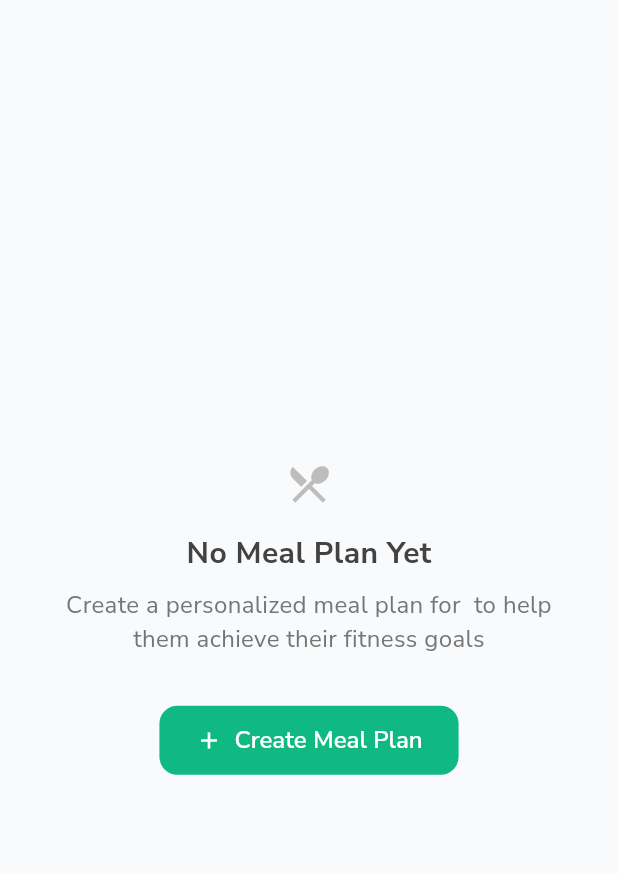
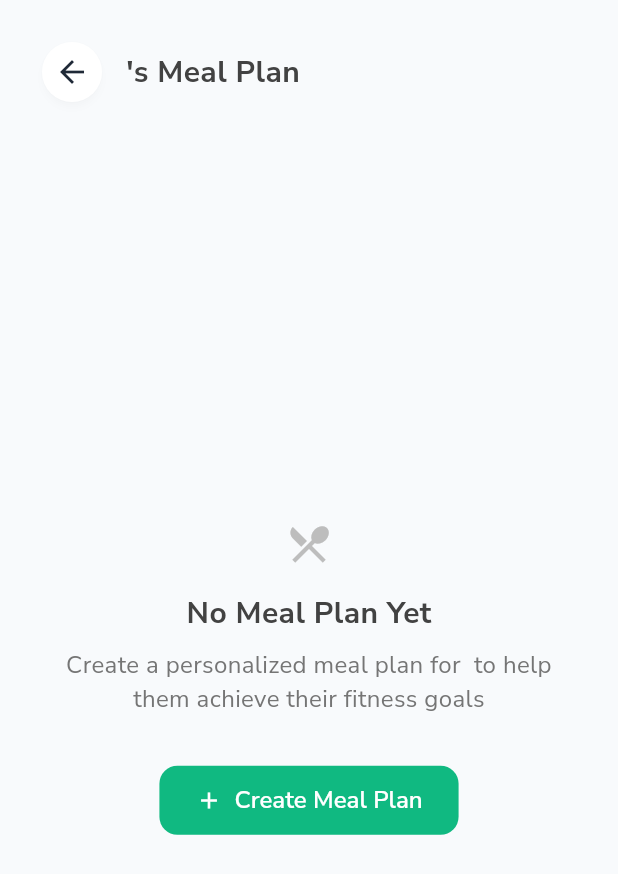
Before and after one commit to mahmoudal99/moctarnutrition, a Flutter app: the AdminUserMealPlanScreen widget shown alone on an empty page, opened directly with empty values, on a phone screen of 412 x 824 dp. Shown: the top 874 px of the screen. Run offline on Flutter 3.47's test engine with Material 3 defaults, Android fonts, the phone set to English and light mode, and no system bars; our stand-ins replace cached_network_image, cloud_firestore, firebase_auth, firebase_core, firebase_storage, fl_chart and 10 more; missing offline and left inert: flutter_floating_bottom_bar; accounts and stored records are empty; project files that could hold a hidden picture were left out.

Commit message:
Add back buttons

```diff
--- a/lib/features/admin/presentation/screens/admin_user_meal_plan_screen.dart
+++ b/lib/features/admin/presentation/screens/admin_user_meal_plan_screen.dart
@@ -21,9 +21,42 @@ class AdminUserMealPlanScreen extends StatelessWidget {
   @override
   Widget build(BuildContext context) {
     if (mealPlanId == null) {
-      return Center(
+      return SafeArea(
         child: Padding(
           padding: const EdgeInsets.all(24),
+          child: Column(
+            crossAxisAlignment: CrossAxisAlignment.start,
+            children: [
+              // Back button
+              Row(
+                children: [
+                  IconButton(
+                    onPressed: () => Navigator.of(context).pop(),
+                    icon: const Icon(Icons.arrow_back),
+                    style: IconButton.styleFrom(
+                      backgroundColor: Colors.white,
+                      shadowColor: Colors.black.withOpacity(0.1),
+                      elevation: 2,
+                    ),
+                  ),
+                  const SizedBox(width: 12),
+                  Expanded(
+                    child: Text(
+                      '${user.name}\'s Meal Plan',
+                      style: AppTextStyles.heading4.copyWith(
+                        fontWeight: FontWeight.bold,
+                        color: Colors.grey[800],
+                      ),
+                    ),
+                  ),
+                ],
+              ),
+
+              const SizedBox(height: 32),
+
+              // No meal plan content
+              Expanded(
+                child: Center(
                   child: Column(
                     mainAxisAlignment: MainAxisAlignment.center,
                     children: [
@@ -69,6 +102,10 @@ class AdminUserMealPlanScreen extends StatelessWidget {
                               const EdgeInsets.symmetric(horizontal: 24, vertical: 12),
                           shape: RoundedRectangleBorder(
                             borderRadius: BorderRadius.circular(12),
+                          ),
+                        ),
+                      ),
+                    ],
                   ),
                 ),
               ),
@@ -125,7 +162,35 @@ class AdminUserMealPlanScreen extends StatelessWidget {
           child: SingleChildScrollView(
             padding: const EdgeInsets.all(24),
             child: Column(
+              crossAxisAlignment: CrossAxisAlignment.start,
               children: [
+                // Back button
+                Row(
+                  children: [
+                    IconButton(
+                      onPressed: () => Navigator.of(context).pop(),
+                      icon: const Icon(Icons.arrow_back),
+                      style: IconButton.styleFrom(
+                        backgroundColor: Colors.white,
+                        shadowColor: Colors.black.withOpacity(0.1),
+                        elevation: 2,
+                      ),
+                    ),
+                    const SizedBox(width: 12),
+                    Expanded(
+                      child: Text(
+                        '${user.name}\'s Meal Plan',
+                        style: AppTextStyles.heading4.copyWith(
+                          fontWeight: FontWeight.bold,
+                          color: Colors.grey[800],
+                        ),
+                      ),
+                    ),
+                  ],
+                ),
+
+                const SizedBox(height: 24),
+
                 // Meal plan overview card
                 _buildMealPlanOverviewCard(mealPlan),
 
```
Also changed, not shown: lib/features/admin/presentation/screens/admin_user_checkins_screen.dart (+27 -0 lines). Lines whose indentation alone changed are shown as unchanged.
